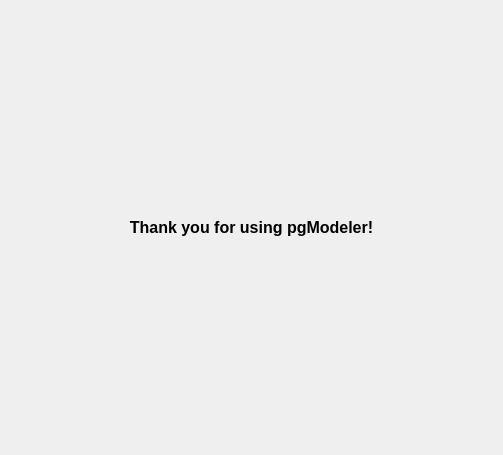
Qt form installer/template/packages/io.pgmodeler/meta/finishmessagewidget.ui (pgmodeler/pgmodeler) before a commit.
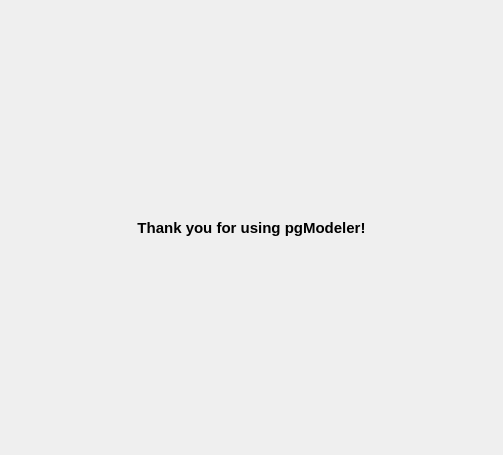
The same form after that commit.

Patch:
```diff
--- a/installer/template/packages/io.pgmodeler/meta/finishmessagewidget.ui
+++ b/installer/template/packages/io.pgmodeler/meta/finishmessagewidget.ui
@@ -44,14 +44,14 @@
    <item row="0" column="0" colspan="2">
     <widget class="QLabel" name="label">
      <property name="sizePolicy">
-      <sizepolicy hsizetype="Preferred" vsizetype="Fixed">
+      <sizepolicy hsizetype="Preferred" vsizetype="Preferred">
        <horstretch>0</horstretch>
        <verstretch>0</verstretch>
       </sizepolicy>
      </property>
      <property name="font">
       <font>
-       <pointsize>12</pointsize>
+       <pointsize>11</pointsize>
        <weight>75</weight>
        <bold>true</bold>
       </font>
@@ -63,7 +63,7 @@
       <set>Qt::AlignCenter</set>
      </property>
      <property name="margin">
-      <number>16</number>
+      <number>10</number>
      </property>
     </widget>
    </item>
```
